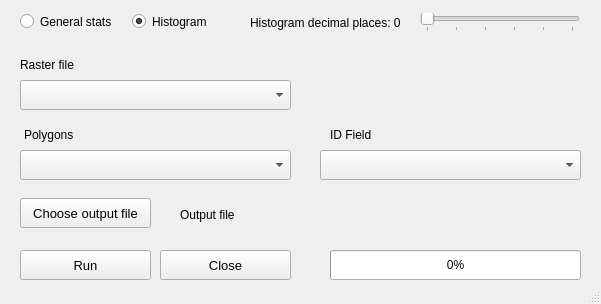
Old version of the form ui_rasterstats_visualizer.ui in the repository pedrocamargo/rasterstats.
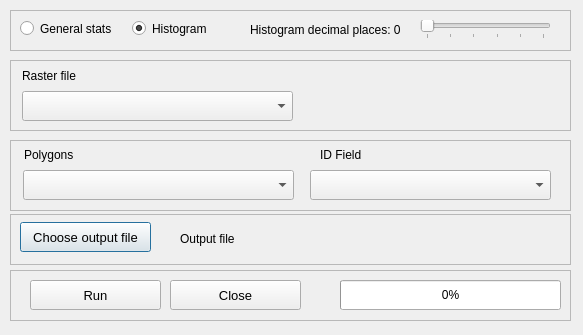
New version of the form. Custom widgets are drawn as their Qt base class.

What changed in the file:
```diff
--- a/ui_rasterstats_visualizer.ui
+++ b/ui_rasterstats_visualizer.ui
@@ -1,60 +1,89 @@
 <?xml version="1.0" encoding="UTF-8"?>
 <ui version="4.0">
- <class>rasterstats_view</class>
- <widget class="QMainWindow" name="rasterstats_view">
+ <class>Dialog</class>
+ <widget class="QDialog" name="Dialog">
   <property name="geometry">
    <rect>
     <x>0</x>
     <y>0</y>
-    <width>601</width>
-    <height>304</height>
+    <width>583</width>
+    <height>335</height>
    </rect>
   </property>
   <property name="windowTitle">
    <string>Raster Statistics</string>
   </property>
-  <widget class="QWidget" name="centralwidget">
-   <widget class="QPushButton" name="but_close">
+  <widget class="QFrame" name="frame_5">
+   <property name="geometry">
+    <rect>
+     <x>10</x>
+     <y>10</y>
+     <width>561</width>
+     <height>41</height>
+    </rect>
+   </property>
+   <property name="frameShape">
+    <enum>QFrame::StyledPanel</enum>
+   </property>
+   <property name="frameShadow">
+    <enum>QFrame::Raised</enum>
+   </property>
+   <widget class="QLabel" name="label_decimals">
     <property name="geometry">
      <rect>
-      <x>160</x>
-      <y>250</y>
-      <width>131</width>
-      <height>30</height>
+      <x>240</x>
+      <y>10</y>
+      <width>151</width>
+      <height>20</height>
      </rect>
     </property>
-    <property name="font">
-     <font>
-      <pointsize>10</pointsize>
-     </font>
+    <property name="text">
+     <string>Histogram decimal places: 0</string>
     </property>
+   </widget>
+   <widget class="QRadioButton" name="general">
+    <property name="geometry">
+     <rect>
+      <x>10</x>
+      <y>10</y>
+      <width>111</width>
+      <height>17</height>
+     </rect>
+    </property>
     <property name="text">
-     <string>Close</string>
+     <string>General stats</string>
     </property>
    </widget>
-   <widget class="QPushButton" name="but_run">
+   <widget class="QSlider" name="slider_decimals">
     <property name="geometry">
      <rect>
-      <x>20</x>
-      <y>250</y>
+      <x>410</x>
+      <y>10</y>
       <width>131</width>
-      <height>30</height>
+      <height>19</height>
      </rect>
     </property>
-    <property name="font">
-     <font>
-      <pointsize>10</pointsize>
-     </font>
+    <property name="maximum">
+     <number>5</number>
     </property>
-    <property name="text">
-     <string>Run</string>
+    <property name="pageStep">
+     <number>5</number>
+    </property>
+    <property name="orientation">
+     <enum>Qt::Horizontal</enum>
+    </property>
+    <property name="tickPosition">
+     <enum>QSlider::TicksBelow</enum>
+    </property>
+    <property name="tickInterval">
+     <number>1</number>
     </property>
    </widget>
    <widget class="QRadioButton" name="histogram">
     <property name="geometry">
      <rect>
-      <x>132</x>
-      <y>13</y>
+      <x>122</x>
+      <y>10</y>
       <width>101</width>
       <height>17</height>
      </rect>
@@ -66,43 +95,129 @@
      <bool>true</bool>
     </property>
    </widget>
-   <widget class="QRadioButton" name="general">
+  </widget>
+  <widget class="QFrame" name="frame_2">
+   <property name="geometry">
+    <rect>
+     <x>10</x>
+     <y>140</y>
+     <width>561</width>
+     <height>71</height>
+    </rect>
+   </property>
+   <property name="frameShape">
+    <enum>QFrame::StyledPanel</enum>
+   </property>
+   <property name="frameShadow">
+    <enum>QFrame::Raised</enum>
+   </property>
+   <widget class="QgsFieldComboBox" name="cob_id">
     <property name="geometry">
      <rect>
-      <x>20</x>
-      <y>13</y>
-      <width>111</width>
-      <height>17</height>
+      <x>300</x>
+      <y>30</y>
+      <width>241</width>
+      <height>30</height>
      </rect>
     </property>
+   </widget>
+   <widget class="QLabel" name="output_file_3">
+    <property name="geometry">
+     <rect>
+      <x>14</x>
+      <y>0</y>
+      <width>81</width>
+      <height>30</height>
+     </rect>
+    </property>
     <property name="text">
-     <string>General stats</string>
+     <string>Polygons</string>
     </property>
    </widget>
-   <widget class="QPushButton" name="but_output">
+   <widget class="QLabel" name="output_file_4">
     <property name="geometry">
      <rect>
-      <x>20</x>
-      <y>198</y>
-      <width>131</width>
+      <x>310</x>
+      <y>0</y>
+      <width>81</width>
       <height>30</height>
      </rect>
     </property>
-    <property name="font">
-     <font>
-      <pointsize>10</pointsize>
-     </font>
+    <property name="text">
+     <string>ID Field</string>
     </property>
+   </widget>
+   <widget class="QgsMapLayerComboBox" name="cob_polygon">
+    <property name="geometry">
+     <rect>
+      <x>13</x>
+      <y>30</y>
+      <width>271</width>
+      <height>30</height>
+     </rect>
+    </property>
+   </widget>
+  </widget>
+  <widget class="QFrame" name="frame">
+   <property name="geometry">
+    <rect>
+     <x>10</x>
+     <y>60</y>
+     <width>561</width>
+     <height>71</height>
+    </rect>
+   </property>
+   <property name="frameShape">
+    <enum>QFrame::StyledPanel</enum>
+   </property>
+   <property name="frameShadow">
+    <enum>QFrame::Raised</enum>
+   </property>
+   <widget class="QgsMapLayerComboBox" name="cob_raster">
+    <property name="geometry">
+     <rect>
+      <x>12</x>
+      <y>31</y>
+      <width>271</width>
+      <height>30</height>
+     </rect>
+    </property>
+   </widget>
+   <widget class="QLabel" name="output_file_2">
+    <property name="geometry">
+     <rect>
+      <x>12</x>
+      <y>1</y>
+      <width>81</width>
+      <height>30</height>
+     </rect>
+    </property>
     <property name="text">
-     <string>Choose output file</string>
+     <string>Raster file</string>
     </property>
    </widget>
+  </widget>
+  <widget class="QFrame" name="frame_3">
+   <property name="geometry">
+    <rect>
+     <x>10</x>
+     <y>214</y>
+     <width>561</width>
+     <height>51</height>
+    </rect>
+   </property>
+   <property name="frameShape">
+    <enum>QFrame::StyledPanel</enum>
+   </property>
+   <property name="frameShadow">
+    <enum>QFrame::Raised</enum>
+   </property>
    <widget class="QLabel" name="output_file">
     <property name="geometry">
      <rect>
-      <x>180</x>
-      <y>200</y>
-      <width>401</width>
+      <x>170</x>
+      <y>10</y>
+      <width>371</width>
       <height>30</height>
      </rect>
     </property>
@@ -110,6 +225,40 @@
      <string>Output file</string>
     </property>
    </widget>
+   <widget class="QPushButton" name="but_output">
+    <property name="geometry">
+     <rect>
+      <x>10</x>
+      <y>8</y>
+      <width>131</width>
+      <height>30</height>
+     </rect>
+    </property>
+    <property name="font">
+     <font>
+      <pointsize>10</pointsize>
+     </font>
+    </property>
+    <property name="text">
+     <string>Choose output file</string>
+    </property>
+   </widget>
+  </widget>
+  <widget class="QFrame" name="frame_4">
+   <property name="geometry">
+    <rect>
+     <x>10</x>
+     <y>270</y>
+     <width>561</width>
+     <height>51</height>
+    </rect>
+   </property>
+   <property name="frameShape">
+    <enum>QFrame::StyledPanel</enum>
+   </property>
+   <property name="frameShadow">
+    <enum>QFrame::Raised</enum>
+   </property>
    <widget class="QProgressBar" name="progressbar">
     <property name="enabled">
      <bool>true</bool>
@@ -117,8 +266,8 @@
     <property name="geometry">
      <rect>
       <x>330</x>
-      <y>250</y>
-      <width>251</width>
+      <y>10</y>
+      <width>221</width>
       <height>30</height>
      </rect>
     </property>
@@ -166,115 +315,43 @@
      <bool>true</bool>
     </property>
    </widget>
-   <widget class="QSlider" name="slider_decimals">
+   <widget class="QPushButton" name="but_run">
     <property name="geometry">
      <rect>
-      <x>420</x>
-      <y>13</y>
-      <width>160</width>
-      <height>19</height>
-     </rect>
-    </property>
-    <property name="maximum">
-     <number>5</number>
-    </property>
-    <property name="pageStep">
-     <number>5</number>
-    </property>
-    <property name="orientation">
-     <enum>Qt::Horizontal</enum>
-    </property>
-    <property name="tickPosition">
-     <enum>QSlider::TicksBelow</enum>
-    </property>
-    <property name="tickInterval">
-     <number>1</number>
-    </property>
-   </widget>
-   <widget class="QLabel" name="label_decimals">
-    <property name="geometry">
-     <rect>
-      <x>250</x>
-      <y>13</y>
-      <width>151</width>
-      <height>20</height>
-     </rect>
-    </property>
-    <property name="text">
-     <string>Histogram decimal places: 0</string>
-    </property>
-   </widget>
-   <widget class="QgsMapLayerComboBox" name="cob_raster">
-    <property name="geometry">
-     <rect>
       <x>20</x>
-      <y>80</y>
-      <width>271</width>
+      <y>10</y>
+      <width>131</width>
       <height>30</height>
      </rect>
     </property>
-   </widget>
-   <widget class="QgsMapLayerComboBox" name="cob_vector">
-    <property name="geometry">
-     <rect>
-      <x>20</x>
-      <y>150</y>
-      <width>271</width>
-      <height>30</height>
-     </rect>
+    <property name="font">
+     <font>
+      <pointsize>10</pointsize>
+     </font>
     </property>
-   </widget>
-   <widget class="QLabel" name="output_file_2">
-    <property name="geometry">
-     <rect>
-      <x>20</x>
-      <y>50</y>
-      <width>81</width>
-      <height>30</height>
-     </rect>
-    </property>
     <property name="text">
-     <string>Raster file</string>
+     <string>Run</string>
     </property>
    </widget>
-   <widget class="QLabel" name="output_file_3">
+   <widget class="QPushButton" name="but_close">
     <property name="geometry">
      <rect>
-      <x>24</x>
-      <y>120</y>
-      <width>81</width>
+      <x>160</x>
+      <y>10</y>
+      <width>131</width>
       <height>30</height>
      </rect>
     </property>
-    <property name="text">
-     <string>Polygons</string>
+    <property name="font">
+     <font>
+      <pointsize>10</pointsize>
+     </font>
     </property>
-   </widget>
-   <widget class="QLabel" name="output_file_4">
-    <property name="geometry">
-     <rect>
-      <x>330</x>
-      <y>120</y>
-      <width>81</width>
-      <height>30</height>
-     </rect>
-    </property>
     <property name="text">
-     <string>ID Field</string>
-    </property>
-   </widget>
-   <widget class="QgsFieldComboBox" name="mFieldComboBox">
-    <property name="geometry">
-     <rect>
-      <x>320</x>
-      <y>150</y>
-      <width>261</width>
-      <height>30</height>
-     </rect>
+     <string>Close</string>
     </property>
    </widget>
   </widget>
-  <widget class="QStatusBar" name="statusbar"/>
  </widget>
  <customwidgets>
   <customwidget>
```
Left out of the diff: 2 changed lines with no effect on the pictures.
